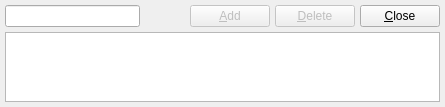
solaristhesun/superterm, file src/ui/highlightsframe.ui: the form before one commit.
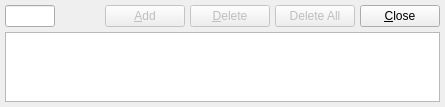
The form after the commit.

Commit message: added delete all button + close highlightsframe with ESC key

What changed in the file:
```diff
--- a/src/ui/highlightsframe.ui
+++ b/src/ui/highlightsframe.ui
@@ -94,6 +94,16 @@
        </property>
       </widget>
      </item>
+     <item>
+      <widget class="QPushButton" name="btnDeleteAll">
+       <property name="enabled">
+        <bool>false</bool>
+       </property>
+       <property name="text">
+        <string>Delete All</string>
+       </property>
+      </widget>
+     </item>
      <item>
       <widget class="QPushButton" name="btnClose">
        <property name="text">
```
Left out of the diff: 17 changed lines with no effect on the pictures. The commit also changes 2 other files.
